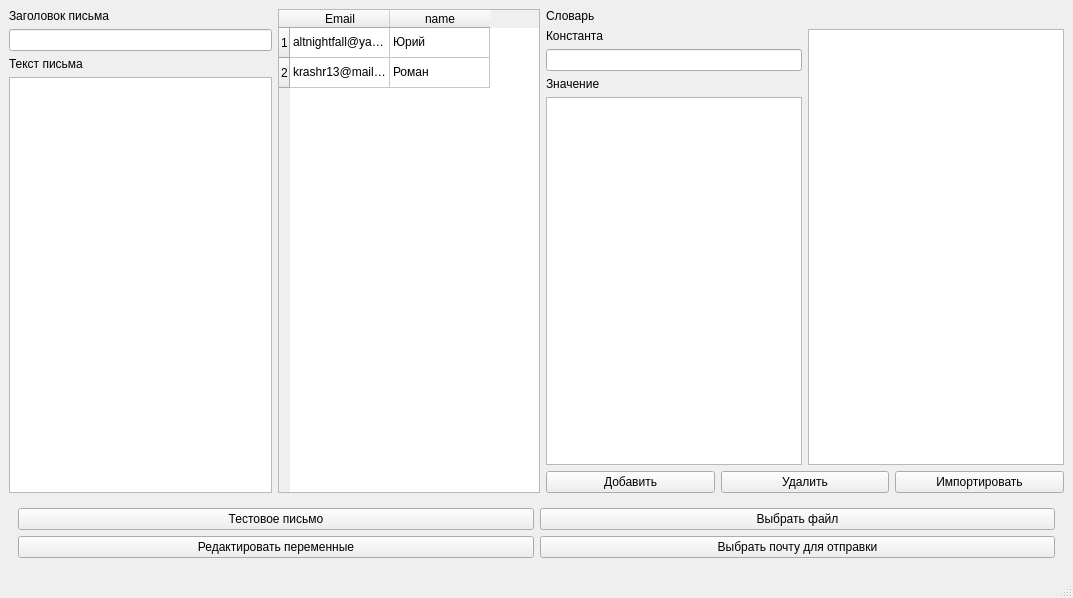
altnightfall/Spammaker, file Spammaker.ui: the form before one commit.
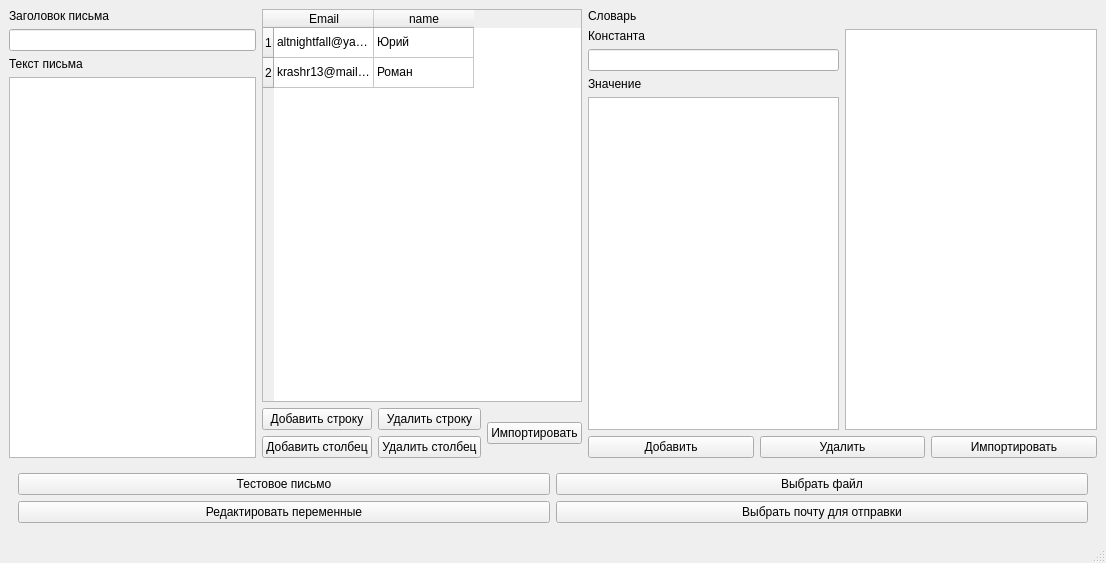
The form after the commit.

Commit message: changed design, added constants view, table buttons

Patch:
```diff
--- a/Spammaker.ui
+++ b/Spammaker.ui
@@ -6,8 +6,8 @@
    <rect>
     <x>0</x>
     <y>0</y>
-    <width>1073</width>
-    <height>598</height>
+    <width>1106</width>
+    <height>563</height>
    </rect>
   </property>
   <property name="windowTitle">
@@ -42,6 +42,8 @@
        </layout>
       </item>
       <item>
+       <layout class="QVBoxLayout" name="verticalLayout_6">
+        <item>
        <widget class="QTableWidget" name="variablesTableWidget">
         <row>
          <property name="text">
@@ -86,6 +88,55 @@
        </widget>
       </item>
       <item>
+         <layout class="QHBoxLayout" name="horizontalLayout_5">
+          <item>
+           <layout class="QVBoxLayout" name="verticalLayout_7">
+            <item>
+             <widget class="QPushButton" name="addEmailTableRowButton">
+              <property name="text">
+               <string>Добавить строку</string>
+              </property>
+             </widget>
+            </item>
+            <item>
+             <widget class="QPushButton" name="addEmailTableColumnButton">
+              <property name="text">
+               <string>Добавить столбец</string>
+              </property>
+             </widget>
+            </item>
+           </layout>
+          </item>
+          <item>
+           <layout class="QVBoxLayout" name="verticalLayout_8">
+            <item>
+             <widget class="QPushButton" name="deleteEmailTableRowButton">
+              <property name="text">
+               <string>Удалить строку</string>
+              </property>
+             </widget>
+            </item>
+            <item>
+             <widget class="QPushButton" name="deleteEmailTableColumnButton">
+              <property name="text">
+               <string>Удалить столбец</string>
+              </property>
+             </widget>
+            </item>
+           </layout>
+          </item>
+          <item>
+           <widget class="QPushButton" name="importEmailTableButton">
+            <property name="text">
+             <string>Импортировать</string>
+            </property>
+           </widget>
+          </item>
+         </layout>
+        </item>
+       </layout>
+      </item>
+      <item>
        <layout class="QVBoxLayout" name="verticalLayout_3">
         <item>
          <widget class="QLabel" name="label_3">
@@ -124,7 +175,7 @@
            </layout>
           </item>
           <item>
-           <widget class="QListView" name="constListView"/>
+           <widget class="QListWidget" name="constantListWidget"/>
           </item>
          </layout>
         </item>
```
Left out of the diff: 2 changed lines with no effect on the pictures. Lines whose indentation alone changed are shown as unchanged. The commit also changes 4 other files.
